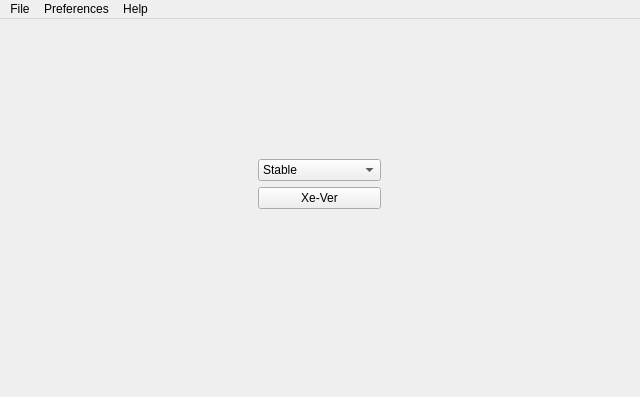
Above: XeRelease_Qt5/src/mainwindow.ui from daleclack/Xe-Release-Qt before the change. Below: the same form after it.
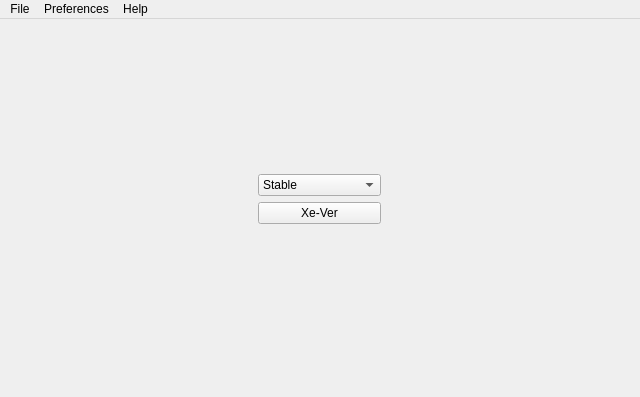
That is the form after the change. Icons and pictures are not drawn.

Commit message: Resize window

Diff of the .ui file:
```diff
--- a/XeRelease_Qt5/src/mainwindow.ui
+++ b/XeRelease_Qt5/src/mainwindow.ui
@@ -42,7 +42,7 @@
       <x>-1</x>
       <y>-1</y>
       <width>641</width>
-      <height>331</height>
+      <height>361</height>
      </rect>
     </property>
     <layout class="QVBoxLayout" name="verticalLayout">
```
Left out of the diff: 2 changed lines with no effect on the pictures. The commit also changes 3 other files.
